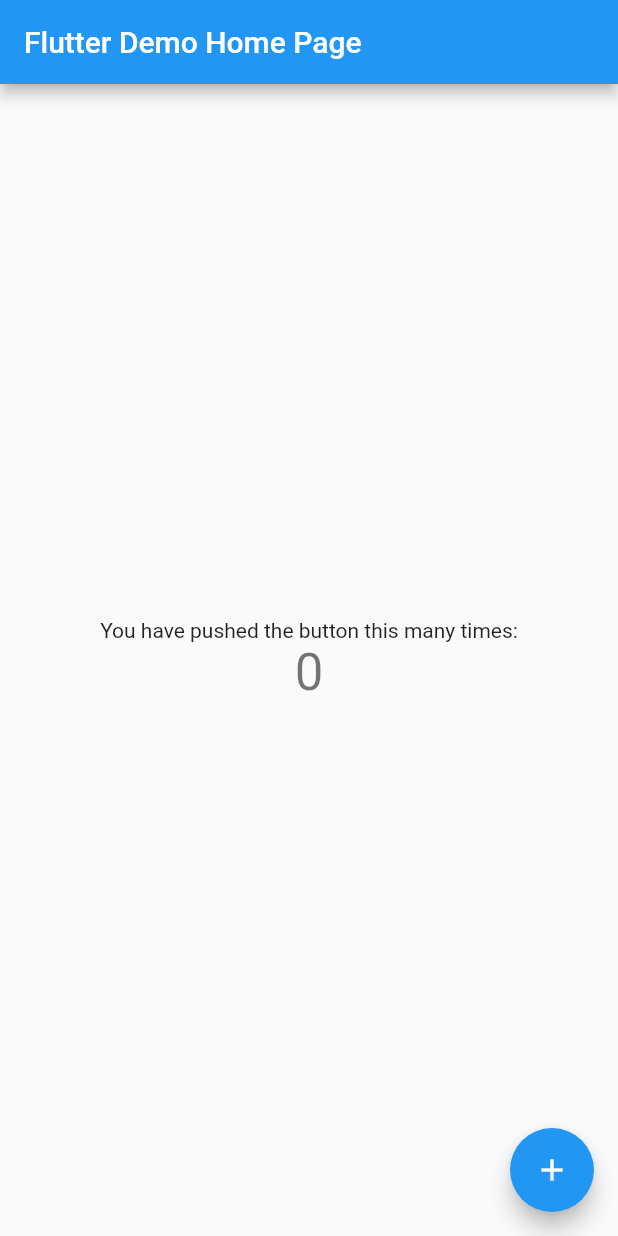
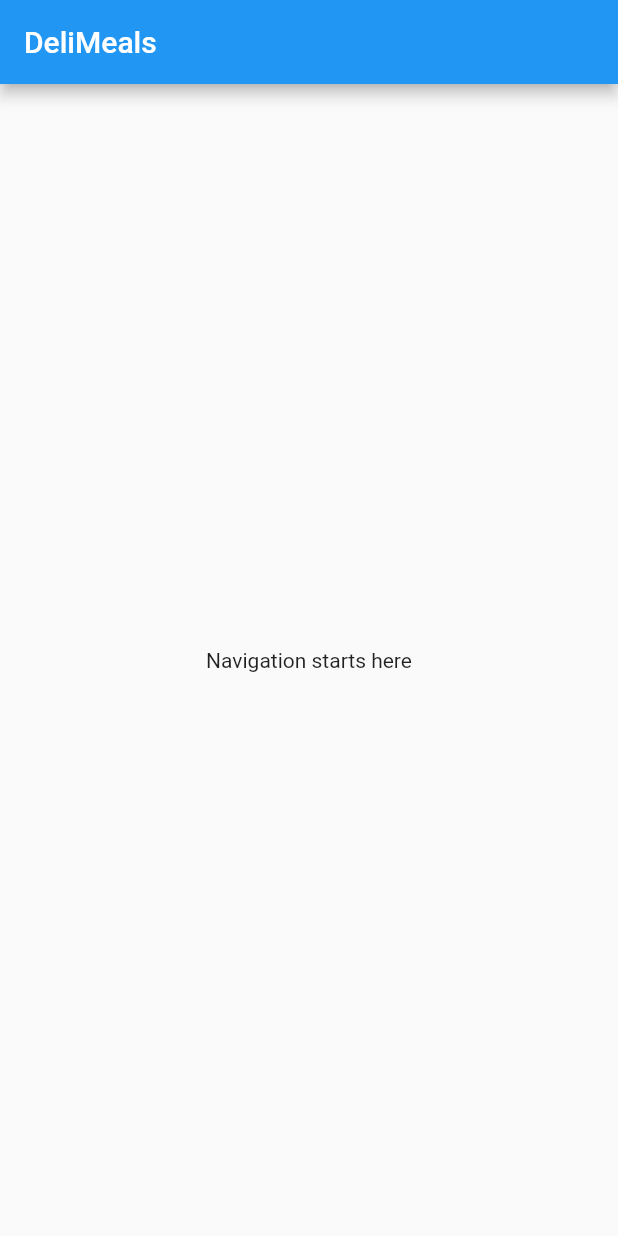
Before and after one commit to vinothvsbe/MealsApp, a Flutter app: the screen it shows after launch, on a phone screen of 412 x 824 dp. Run offline on Flutter 3.47's test engine with Material 2 defaults, Android fonts, the phone set to English and light mode, and no system bars.

Commit message:
Base setup

```diff
--- a/lib/main.dart
+++ b/lib/main.dart
@@ -1,111 +1,35 @@
 import 'package:flutter/material.dart';
-
-void main() => runApp(MyApp());
-
+void main() {
+  runApp(MyApp());
+}
 class MyApp extends StatelessWidget {
-  // This widget is the root of your application.
   @override
   Widget build(BuildContext context) {
     return MaterialApp(
-      title: 'Flutter Demo',
-      theme: ThemeData(
-        // This is the theme of your application.
-        //
-        // Try running your application with "flutter run". You'll see the
-        // application has a blue toolbar. Then, without quitting the app, try
-        // changing the primarySwatch below to Colors.green and then invoke
-        // "hot reload" (press "r" in the console where you ran "flutter run",
-        // or simply save your changes to "hot reload" in a Flutter IDE).
-        // Notice that the counter didn't reset back to zero; the application
-        // is not restarted.
-        primarySwatch: Colors.blue,
-      ),
-      home: MyHomePage(title: 'Flutter Demo Home Page'),
+      title: 'DeliMeals',
+      theme: ThemeData(primarySwatch: Colors.blue),
+      home: MyHomePage(),
     );
   }
 }
 
 class MyHomePage extends StatefulWidget {
-  MyHomePage({Key key, this.title}) : super(key: key);
-
-  // This widget is the home page of your application. It is stateful, meaning
-  // that it has a State object (defined below) that contains fields that affect
-  // how it looks.
-
-  // This class is the configuration for the state. It holds the values (in this
-  // case the title) provided by the parent (in this case the App widget) and
-  // used by the build method of the State. Fields in a Widget subclass are
-  // always marked "final".
-
-  final String title;
-
   @override
   _MyHomePageState createState() => _MyHomePageState();
 }
 
 class _MyHomePageState extends State<MyHomePage> {
-  int _counter = 0;
-
-  void _incrementCounter() {
-    setState(() {
-      // This call to setState tells the Flutter framework that something has
-      // changed in this State, which causes it to rerun the build method below
-      // so that the display can reflect the updated values. If we changed
-      // _counter without calling setState(), then the build method would not be
-      // called again, and so nothing would appear to happen.
-      _counter++;
-    });
-  }
-
   @override
   Widget build(BuildContext context) {
-    // This method is rerun every time setState is called, for instance as done
-    // by the _incrementCounter method above.
-    //
-    // The Flutter framework has been optimized to make rerunning build methods
-    // fast, so that you can just rebuild anything that needs updating rather
-    // than having to individually change instances of widgets.
     return Scaffold(
       appBar: AppBar(
-        // Here we take the value from the MyHomePage object that was created by
-        // the App.build method, and use it to set our appbar title.
-        title: Text(widget.title),
+        title: Text('DeliMeals'),
       ),
       body: Center(
-        // Center is a layout widget. It takes a single child and positions it
-        // in the middle of the parent.
-        child: Column(
-          // Column is also a layout widget. It takes a list of children and
-          // arranges them vertically. By default, it sizes itself to fit its
-          // children horizontally, and tries to be as tall as its parent.
-          //
-          // Invoke "debug painting" (press "p" in the console, choose the
-          // "Toggle Debug Paint" action from the Flutter Inspector in Android
-          // Studio, or the "Toggle Debug Paint" command in Visual Studio Code)
-          // to see the wireframe for each widget.
-          //
-          // Column has various properties to control how it sizes itself and
-          // how it positions its children. Here we use mainAxisAlignment to
-          // center the children vertically; the main axis here is the vertical
-          // axis because Columns are vertical (the cross axis would be
-          // horizontal).
-          mainAxisAlignment: MainAxisAlignment.center,
-          children: <Widget>[
-            Text(
-              'You have pushed the button this many times:',
-            ),
-            Text(
-              '$_counter',
-              style: Theme.of(context).textTheme.display1,
-            ),
-          ],
+        child: Container(
+          child: Text('Navigation starts here'),
         ),
       ),
-      floatingActionButton: FloatingActionButton(
-        onPressed: _incrementCounter,
-        tooltip: 'Increment',
-        child: Icon(Icons.add),
-      ), // This trailing comma makes auto-formatting nicer for build methods.
     );
   }
 }
```
Also changed, not shown: 1 other file.
